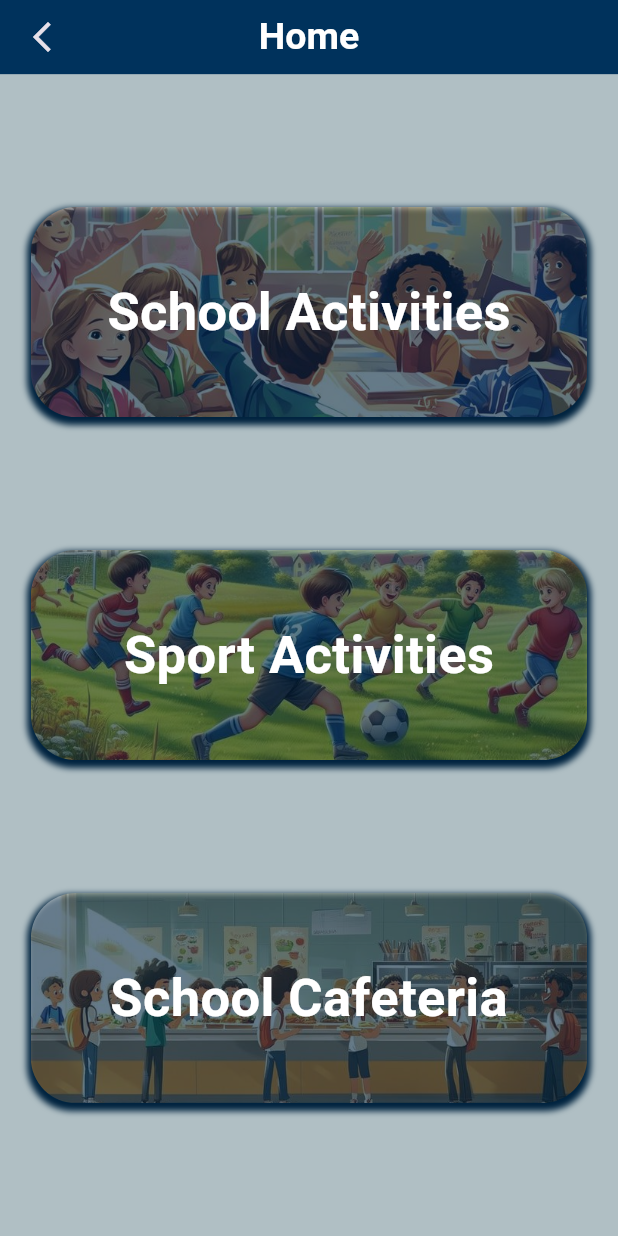
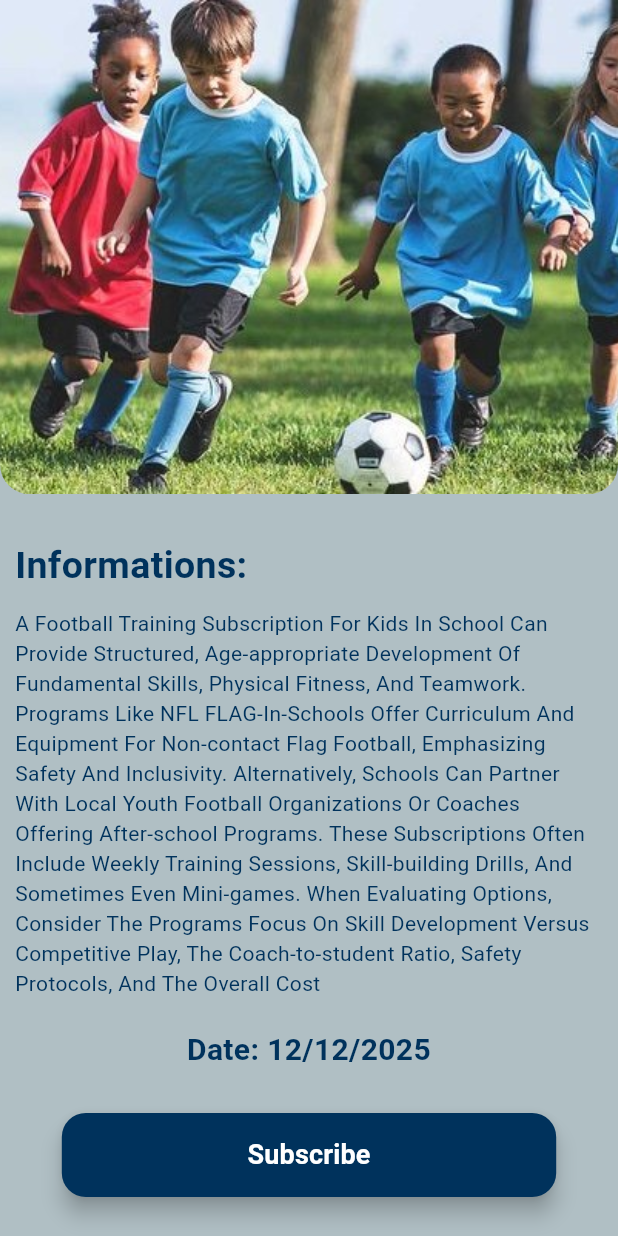
Before and after one commit to amrsoly03/Smart-School-Management-Application, a Flutter app: the screen it shows after launch, on a phone screen of 412 x 824 dp. Run offline on Flutter 3.47's test engine with Material 3 defaults, Android fonts, the phone set to English and light mode, and no system bars; our stand-ins replace focused_menu, go_router.

Commit message:
add activity details view

```diff
--- a/lib/Core/utils/app_router.dart
+++ b/lib/Core/utils/app_router.dart
@@ -1,7 +1,8 @@
 import 'package:go_router/go_router.dart';
 import 'package:nexura/Features/Admin/presentation/views/admin_home_view.dart';
 import 'package:nexura/Features/Auth/presentation/views/login_view.dart';
-import 'package:nexura/Features/Student/presentation/views/student_home_view.dart';
+
+import '../../Features/Student/presentation/views/activity_details_view.dart';
 
 abstract class AppRouter {
   //static const kSplashScreen = '/SplashScreen';
@@ -9,7 +10,7 @@ abstract class AppRouter {
     routes: [
       GoRoute(
         path: '/',
-        builder: (context, state) => StudentHomeView(),
+        builder: (context, state) => ActivityDetailsView(),
       ),
       // GoRoute(
       //   path: kLoginView,
--- /dev/null
+++ b/lib/Features/Student/presentation/views/activity_details_view.dart
@@ -0,0 +1,11 @@
+import 'package:flutter/widgets.dart';
+import 'package:nexura/Features/Student/presentation/views/widgets/activity_details_view_body.dart';
+
+class ActivityDetailsView extends StatelessWidget {
+  const ActivityDetailsView({super.key});
+
+  @override
+  Widget build(BuildContext context) {
+    return const ActivityDetailsViewBody();
+  }
+}
--- /dev/null
+++ b/lib/Features/Student/presentation/views/widgets/activity_details_view_body.dart
@@ -0,0 +1,83 @@
+import 'package:flutter/material.dart';
+import 'package:nexura/Core/functions/capitalize.dart';
+import 'package:nexura/Core/utils/size_config.dart';
+import 'package:nexura/Core/utils/styles.dart';
+import 'package:nexura/Core/utils/theme.dart';
+
+class ActivityDetailsViewBody extends StatelessWidget {
+  const ActivityDetailsViewBody({super.key});
+
+  @override
+  Widget build(BuildContext context) {
+    return SafeArea(
+      child: Scaffold(
+        body: SingleChildScrollView(
+          child: Column(
+            children: [
+              ClipRRect(
+                borderRadius: const BorderRadius.only(
+                  bottomLeft: Radius.circular(20),
+                  bottomRight: Radius.circular(20),
+                ),
+                child: Image(
+                  image: const AssetImage('assets/football.jpg'),
+                  width: double.infinity,
+                  height: SizeConfig.screenHeight * 0.4,
+                  fit: BoxFit.cover,
+                ),
+              ),
+              const SizedBox(height: 20),
+              Padding(
+                padding: const EdgeInsets.all(10),
+                child: Column(
+                  crossAxisAlignment: CrossAxisAlignment.start,
+                  children: [
+                    Text(
+                      capitalize('informations:'),
+                      style: Styles.textStyle25.copyWith(
+                        color: darkBlue,
+                      ),
+                    ),
+                    const SizedBox(height: 10),
+                    Text(
+                      capitalize(
+                          'A football training subscription for kids in school can provide structured, age-appropriate development of fundamental skills, physical fitness, and teamwork. Programs like NFL FLAG-In-Schools offer curriculum and equipment for non-contact flag football, emphasizing safety and inclusivity. Alternatively, schools can partner with local youth football organizations or coaches offering after-school programs. These subscriptions often include weekly training sessions, skill-building drills, and sometimes even mini-games. When evaluating options, consider the programs focus on skill development versus competitive play, the coach-to-student ratio, safety protocols, and the overall cost'),
+                      style: Styles.textStyle14.copyWith(
+                        color: darkBlue,
+                      ),
+                    ),
+                    const SizedBox(height: 20),
+                    SizedBox(
+                      width: double.infinity,
+                      child: Text(
+                        capitalize('Date: 12/12/2025'),
+                        textAlign: TextAlign.center,
+                        style: Styles.textStyle20.copyWith(
+                          color: darkBlue,
+                        ),
+                      ),
+                    ),
+                  ],
+                ),
+              ),
+            ],
+          ),
+        ),
+        floatingActionButton: Container(
+          padding: const EdgeInsets.only(bottom: 10),
+          width: SizeConfig.screenWidth / 1.25,
+          child: FloatingActionButton(
+            onPressed: () {},
+            backgroundColor: darkBlue,
+            child: Text(
+              capitalize('subscribe'),
+              style: Styles.textStyle18,
+            ),
+          ),
+
+        ),
+        floatingActionButtonLocation: FloatingActionButtonLocation.centerFloat,
+      ),
+    );
+  }
+}
```
